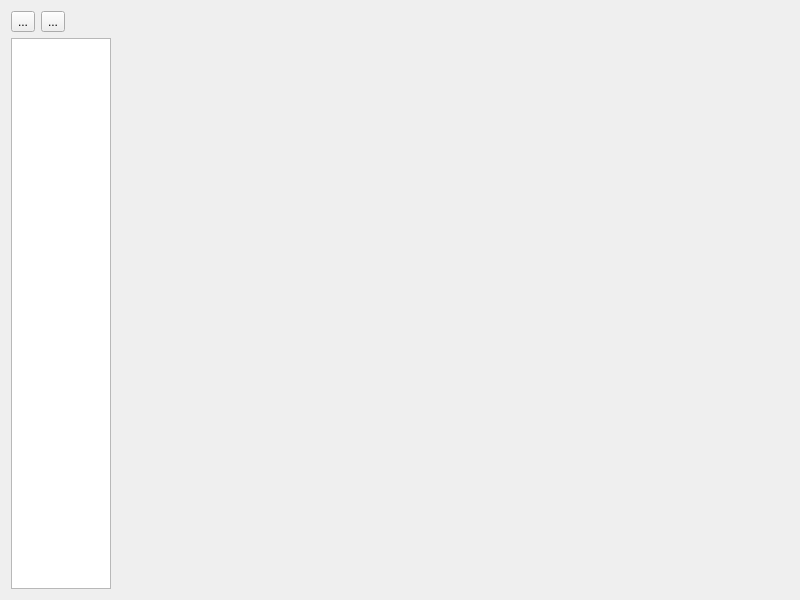
JakubFranek/Kapytal, file src/views/ui_files/reports/tree_and_sunburst_report.ui: the form before one commit.
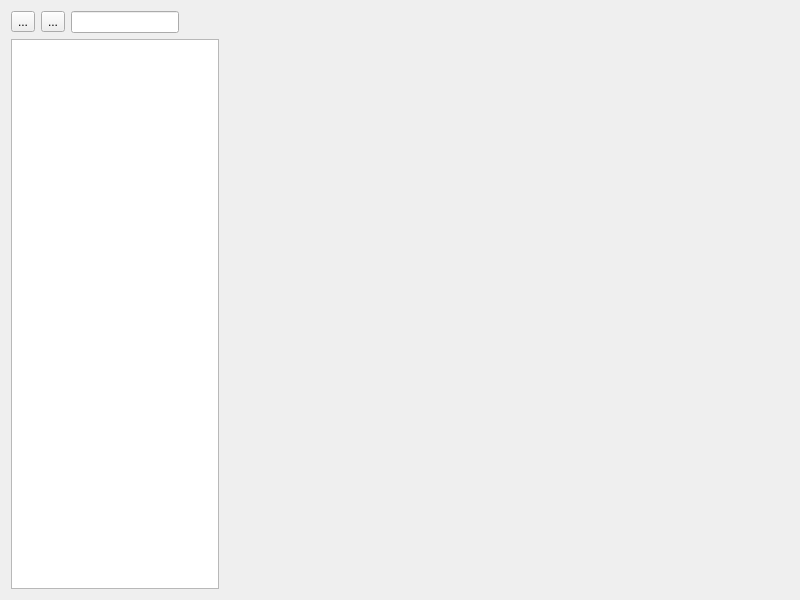
The form after the commit.

What changed in the file:
```diff
--- a/src/views/ui_files/reports/tree_and_sunburst_report.ui
+++ b/src/views/ui_files/reports/tree_and_sunburst_report.ui
@@ -38,6 +38,13 @@
          </property>
         </widget>
        </item>
+       <item>
+        <widget class="QLineEdit" name="searchLineEdit">
+         <property name="toolTip">
+          <string>&lt;html&gt;&lt;head/&gt;&lt;body&gt;&lt;p&gt;Special characters:&lt;/p&gt;&lt;p&gt;* matches zero or more of any characters&lt;br/&gt;? matches any single character&lt;br/&gt;[...] matches any character within square brackets&lt;/p&gt;&lt;/body&gt;&lt;/html&gt;</string>
+         </property>
+        </widget>
+       </item>
        <item>
         <spacer name="horizontalSpacer">
          <property name="orientation">
```
